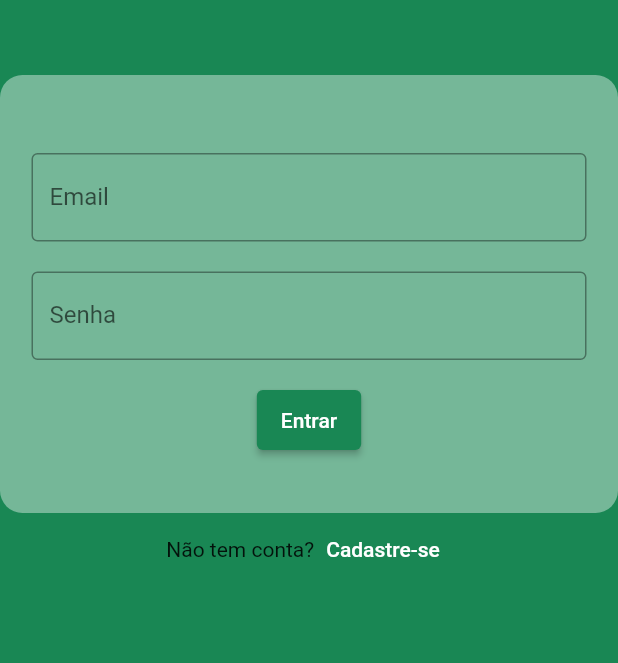
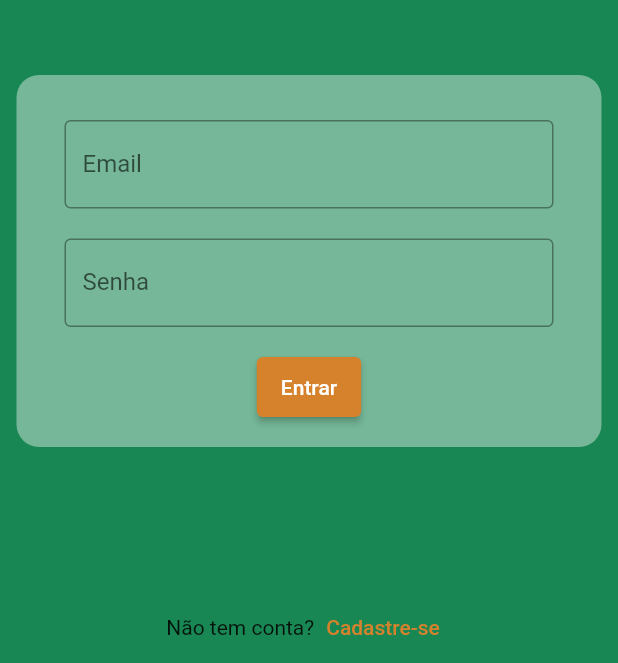
Before and after one commit to Filipex123/project-events-app, a Flutter app: the screen it shows after launch, on a phone screen of 412 x 824 dp, the part 573-1236 px from its top. Run offline on Flutter 3.47's test engine with Material 2 defaults, Android fonts, the phone set to English and light mode, and no system bars; Roboto replaces fonts that are missing (EastSeaDokdo).

Commit message:
Doing login screen layout

```diff
--- a/lib/screens/login.dart
+++ b/lib/screens/login.dart
@@ -45,7 +45,8 @@ class _LoginState extends State<Login> {
               ),
             ),
             Container(
-              padding: const EdgeInsets.fromLTRB(11, 42, 11, 42),
+              padding: const EdgeInsets.fromLTRB(22, 20, 22, 20),
+              margin: const EdgeInsets.only(left: 11.0, right: 11.0),
               child: Column(
                 children: <Widget>[
                   Container(
@@ -74,7 +75,7 @@ class _LoginState extends State<Login> {
                     padding: const EdgeInsets.fromLTRB(10, 20, 10, 0),
                     child: ElevatedButton(
                       style: ElevatedButton.styleFrom(
-                        primary: Color(0xFF198754), // Background color
+                        primary: Color(0xFFD6822C), // Background color
                       ),
                       child: const Text('Entrar'),
                       onPressed: () {
@@ -90,14 +91,17 @@ class _LoginState extends State<Login> {
                 color: Colors.white.withOpacity(0.4),
               ),
             ),
+            Spacer(),
             Row(
+              crossAxisAlignment: CrossAxisAlignment.center,
+              mainAxisAlignment: MainAxisAlignment.center,
               children: <Widget>[
                 const Text('Não tem conta?'),
                 TextButton(
                   child: const Text(
                     'Cadastre-se',
                     style: TextStyle(
-                      color: Colors.white,
+                      color: Color(0xFFD6822C),
                     ),
                   ),
                   onPressed: () {
@@ -105,7 +109,6 @@ class _LoginState extends State<Login> {
                   },
                 )
               ],
-              mainAxisAlignment: MainAxisAlignment.center,
             ),
           ],
         ),
```
Also changed, not shown: pubspec.lock.
